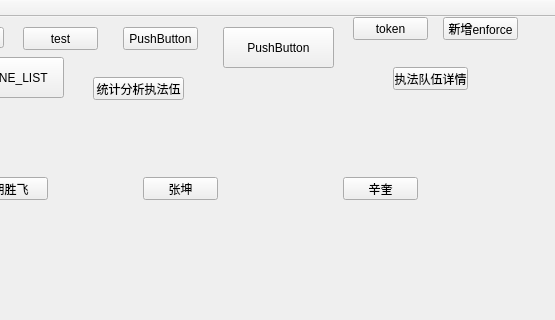
The window that CommandCenter/MainApp/mainwindow.ui (LDevin/CommandCenter) describes before a commit, drawn with Qt 5; both pictures show x 127 to 682 and y 0 to 320 of the 682 by 504 pixel window.
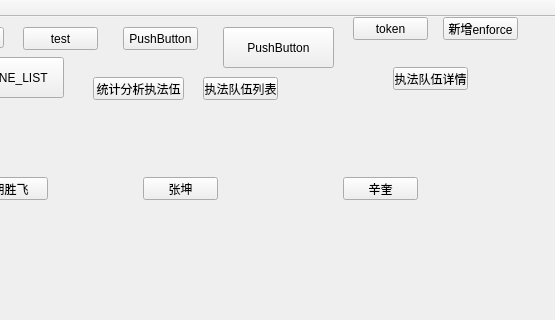
The same window after the commit.

The edit to the form file:
```diff
--- a/CommandCenter/MainApp/mainwindow.ui
+++ b/CommandCenter/MainApp/mainwindow.ui
@@ -196,6 +196,19 @@
      <string>统计分析执法伍</string>
     </property>
    </widget>
+   <widget class="QPushButton" name="pushButton_13">
+    <property name="geometry">
+     <rect>
+      <x>330</x>
+      <y>60</y>
+      <width>75</width>
+      <height>23</height>
+     </rect>
+    </property>
+    <property name="text">
+     <string>执法队伍列表</string>
+    </property>
+   </widget>
   </widget>
   <widget class="QMenuBar" name="menuBar">
    <property name="geometry">
```
